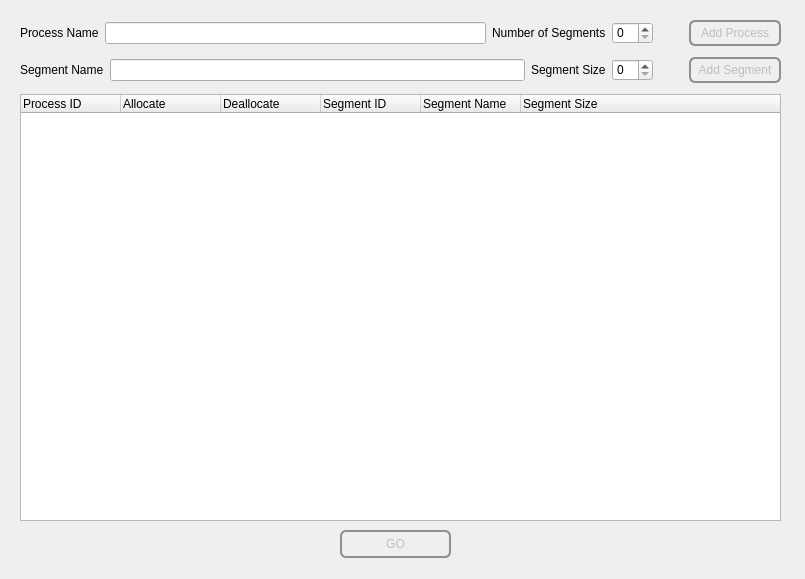
The window that GUI/MemoryAllocationGUI/processesinputform.ui (lameesemad1996/MemoryAllocation) describes before a commit, drawn with Qt 5.
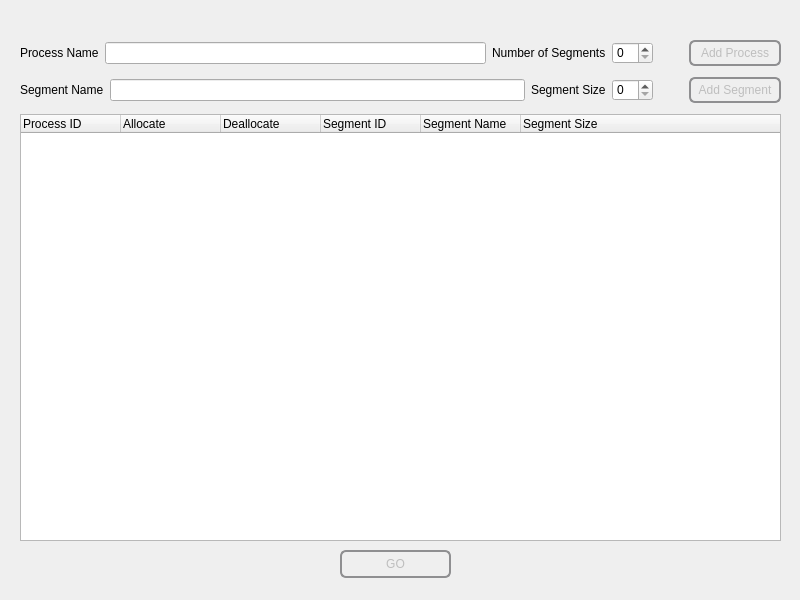
The same window after the commit.

What changed in the file:
```diff
--- a/GUI/MemoryAllocationGUI/processesinputform.ui
+++ b/GUI/MemoryAllocationGUI/processesinputform.ui
@@ -6,8 +6,8 @@
    <rect>
     <x>0</x>
     <y>0</y>
-    <width>805</width>
-    <height>579</height>
+    <width>800</width>
+    <height>600</height>
    </rect>
   </property>
   <property name="windowTitle">
@@ -39,7 +39,7 @@
    <property name="geometry">
     <rect>
      <x>20</x>
-     <y>20</y>
+     <y>40</y>
      <width>761</width>
      <height>501</height>
     </rect>
@@ -242,7 +242,7 @@
    <property name="geometry">
     <rect>
      <x>340</x>
-     <y>530</y>
+     <y>550</y>
      <width>111</width>
      <height>28</height>
     </rect>
```
